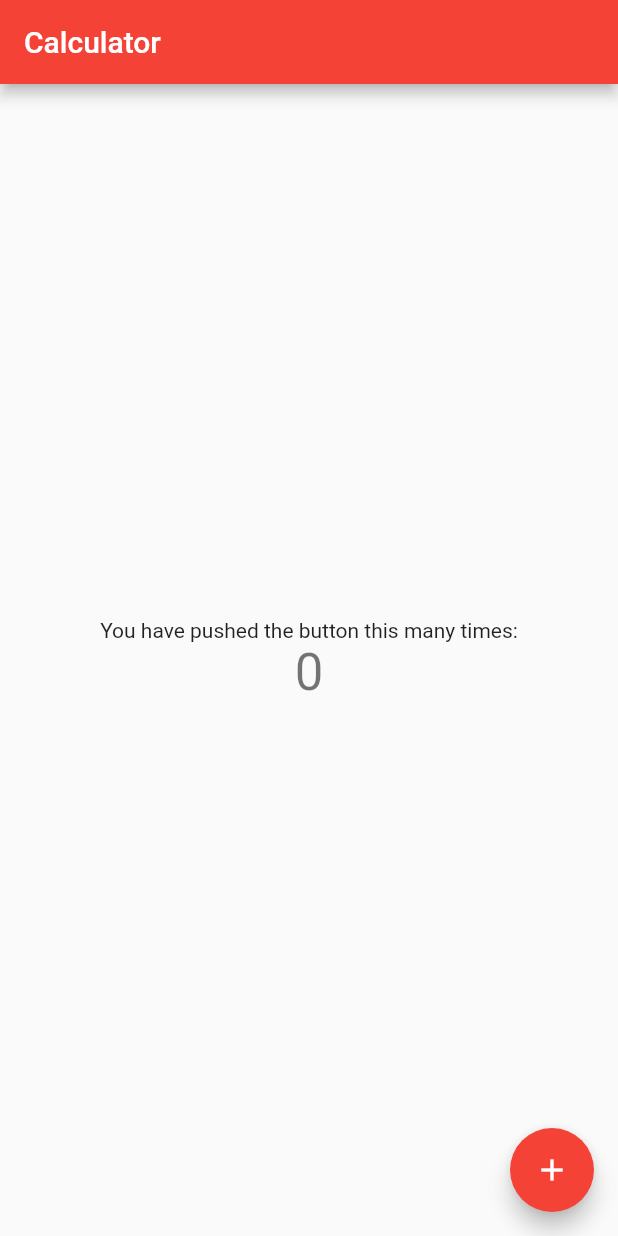
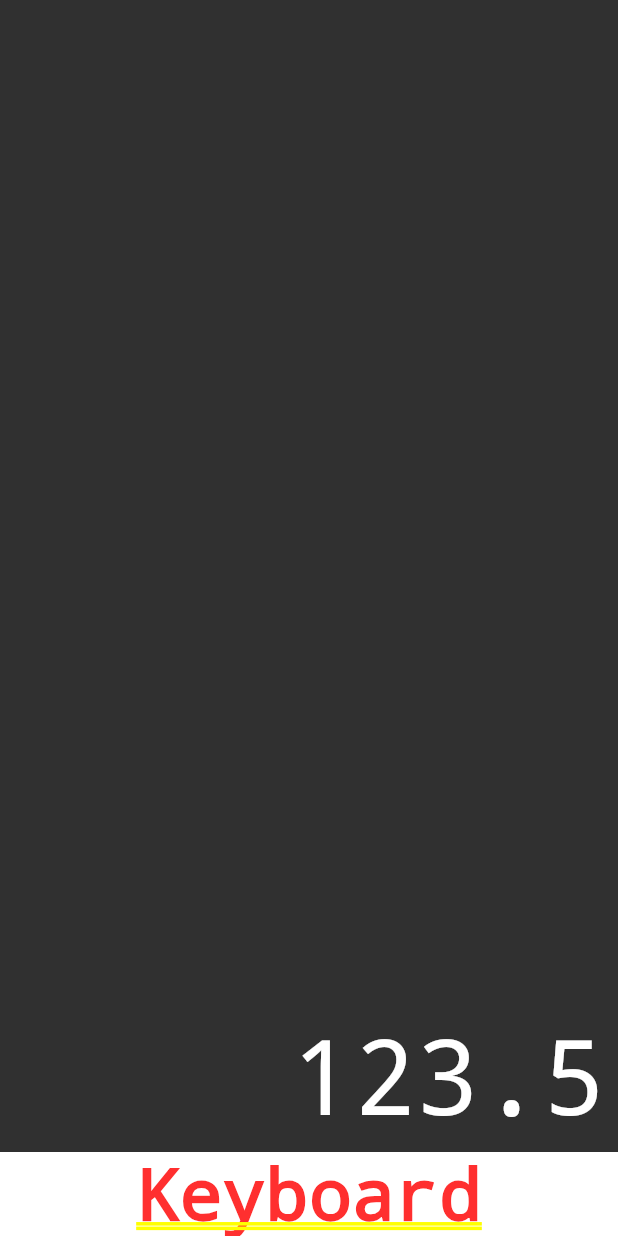
Before and after one commit to gilvanhenriqued/calculator-flutter, a Flutter app: the screen it shows after launch, on a phone screen of 412 x 824 dp. Run offline on Flutter 3.47's test engine with Material 2 defaults, Android fonts, the phone set to English and light mode, and no system bars; drawn by our look-alikes of auto_size_text.

Commit message:
implementing display component

```diff
--- /dev/null
+++ b/lib/components/display.dart
@@ -0,0 +1,40 @@
+import 'package:flutter/material.dart';
+import 'package:auto_size_text/auto_size_text.dart';
+
+class Display extends StatelessWidget {
+  final String text;
+
+  Display(this.text);
+
+  @override
+  Widget build(BuildContext context) {
+    return Expanded(
+      flex: 1,
+      child: Container(
+        color: Color.fromRGBO(48, 48, 48, 1),
+        child: Column(
+          mainAxisAlignment: MainAxisAlignment.end,
+          crossAxisAlignment: CrossAxisAlignment.stretch,
+          children: <Widget>[
+            Padding(
+              padding: const EdgeInsets.all(8.0),
+              child: AutoSizeText(
+                text,
+                minFontSize: 20,
+                maxFontSize: 70,
+                maxLines: 1,
+                textAlign: TextAlign.end,
+                style: TextStyle(
+                  fontWeight: FontWeight.w100,
+                  decoration: TextDecoration.none,
+                  fontSize: 70,
+                  color: Colors.white,
+                ),
+              ),
+            )
+          ],
+        )
+      )
+    );
+  }
+}
--- a/lib/main.dart
+++ b/lib/main.dart
@@ -1,66 +1,6 @@
 import 'package:flutter/material.dart';
+import 'screens/calculator.dart';
 
 void main() {
-  runApp(MyApp());
+  runApp(Calculator());
 }
-
-class MyApp extends StatelessWidget {
-  @override
-  Widget build(BuildContext context) {
-    return MaterialApp(
-      title: 'Flutter Demo',
-      theme: ThemeData(
-        primarySwatch: Colors.red,
-        visualDensity: VisualDensity.adaptivePlatformDensity,
-      ),
-      home: MyHomePage(title: 'Calculator'),
-    );
-  }
-}
-
-class MyHomePage extends StatefulWidget {
-  MyHomePage({Key key, this.title}) : super(key: key);
-
-  final String title;
-
-  @override
-  _MyHomePageState createState() => _MyHomePageState();
-}
-
-class _MyHomePageState extends State<MyHomePage> {
-  int _counter = 0;
-
-  void _incrementCounter() {
-    setState(() {
-      _counter++;
-    });
-  }
-
-  @override
-  Widget build(BuildContext context) {
-    return Scaffold(
-      appBar: AppBar(
-        title: Text(widget.title),
-      ),
-      body: Center(
-        child: Column(
-          mainAxisAlignment: MainAxisAlignment.center,
-          children: <Widget>[
-            Text(
-              'You have pushed the button this many times:',
-            ),
-            Text(
-              '$_counter',
-              style: Theme.of(context).textTheme.headline4,
-            ),
-          ],
-        ),
-      ),
-      floatingActionButton: FloatingActionButton(
-        onPressed: _incrementCounter,
-        tooltip: 'Increment',
-        child: Icon(Icons.add),
-      ),
-    );
-  }
-}
--- a/lib/screens/calculator.dart
+++ b/lib/screens/calculator.dart
@@ -1,4 +1,5 @@
 import 'package:flutter/material.dart';
+import '../components/display.dart';
 
 class Calculator extends StatelessWidget {
   @override
@@ -6,7 +7,7 @@ class Calculator extends StatelessWidget {
     return MaterialApp(
       home: Column (
         children: <Widget>[
-          Text('Display'),
+          Display('123.5'),
           Text('Keyboard'),
         ],
       )
```
Also changed, not shown: pubspec.yaml (+2 -54 lines), pubspec.lock, 1 other file.
